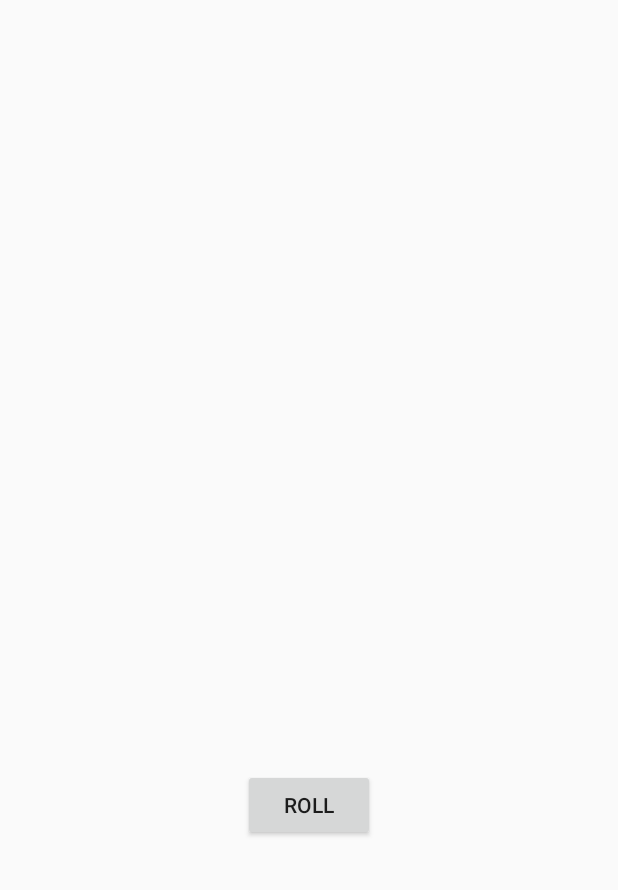
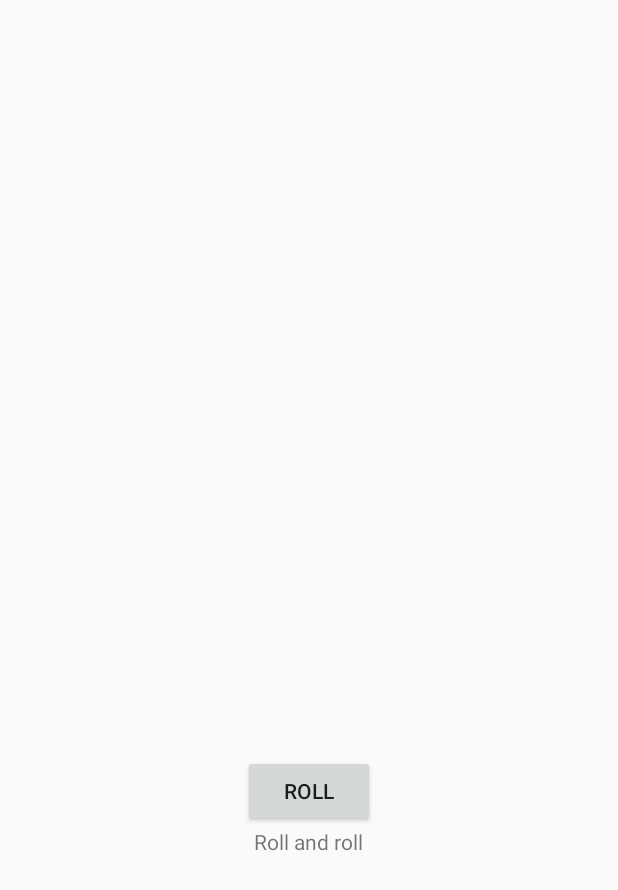
Before and after one commit to AlPoGold/GitSeminar_RollerDice, an Android app built with Jetpack Compose: the layout main_activity.xml on its own in the app's theme, with its tools: preview values and no code run, on a phone screen of 412 x 824 dp. Shown: the top 890 px of the screen. Run offline under Robolectric (Android 15) with nearby library versions, the phone set to English and light mode, and no system bars.

Commit message:
adding textview with roll in xml

```diff
--- a/app/src/main/res/layout/main_activity.xml
+++ b/app/src/main/res/layout/main_activity.xml
@@ -22,5 +22,13 @@
         android:id="@+id/rollBtn"
         android:layout_gravity="center_horizontal"/>
 
+    <TextView
+        android:layout_width="wrap_content"
+        android:layout_height="wrap_content"
+        android:text="Roll and roll"
+        android:id="@+id/rolltv"
+        android:layout_gravity="center_horizontal"
+    />
+
 
 </LinearLayout>
```
